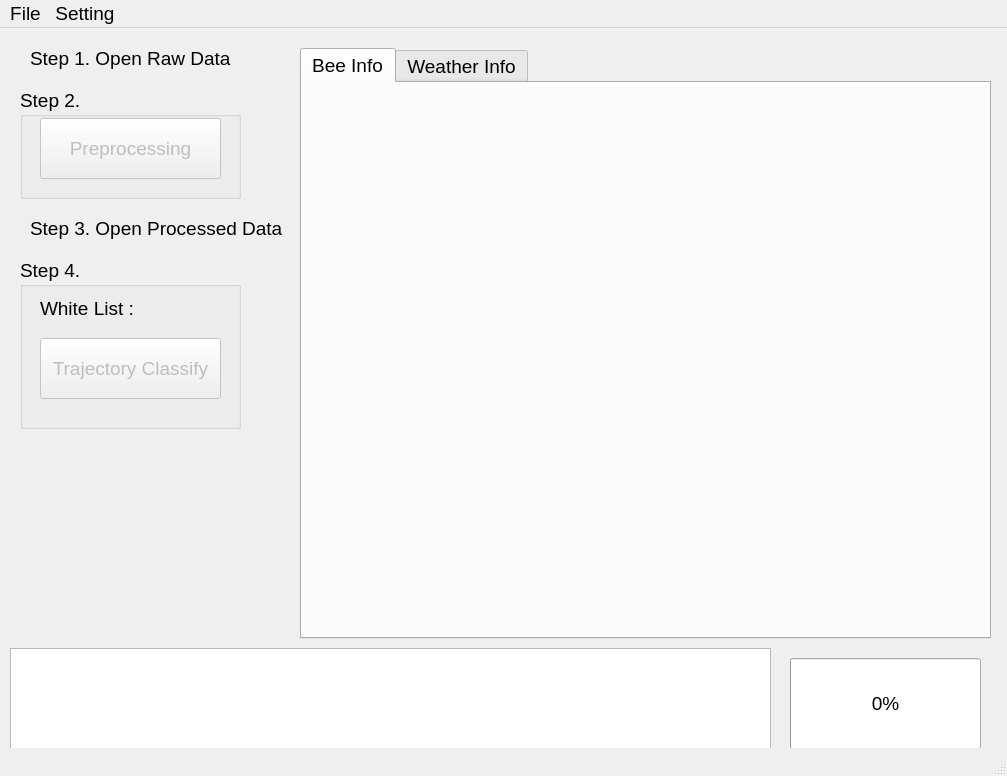
Above: dataprocesswindow.ui from jefftsai8049/In-hive_Honey_Bee_Monitoring_System before the change. Below: the same form after it.
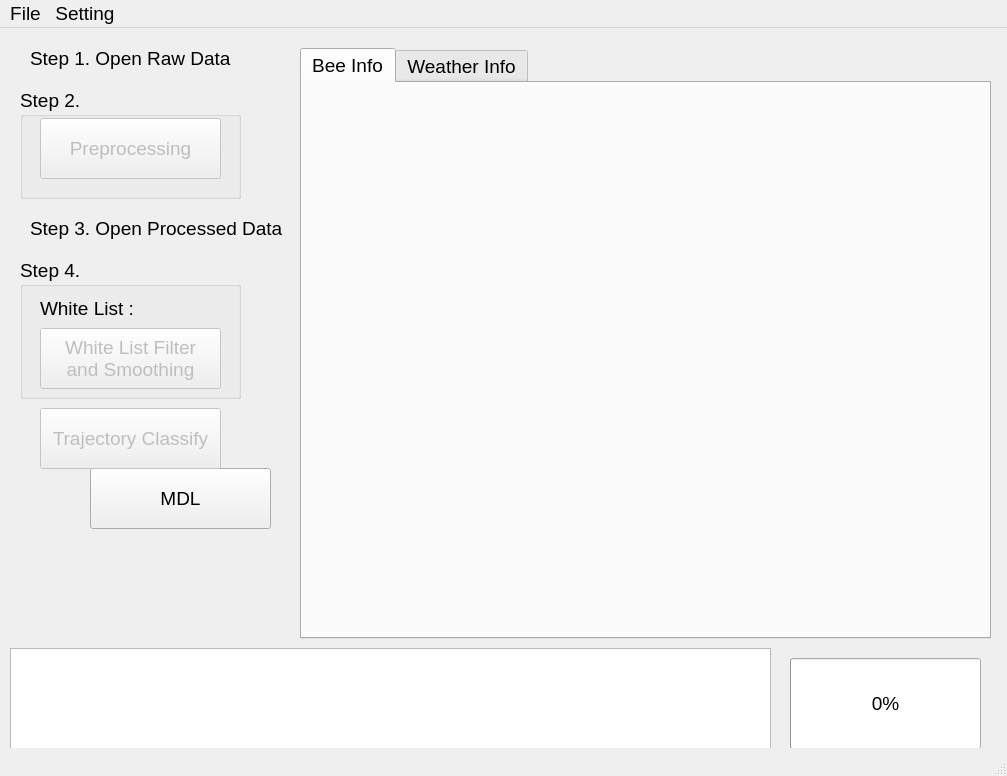
That is the form after the change. Custom widgets are drawn as their Qt base class.

```diff
--- a/dataprocesswindow.ui
+++ b/dataprocesswindow.ui
@@ -110,28 +110,12 @@
       <x>20</x>
       <y>230</y>
       <width>221</width>
-      <height>171</height>
+      <height>141</height>
      </rect>
     </property>
     <property name="title">
      <string>Step 4.</string>
     </property>
-    <widget class="QPushButton" name="trajectory_classify_pushButton">
-     <property name="enabled">
-      <bool>false</bool>
-     </property>
-     <property name="geometry">
-      <rect>
-       <x>20</x>
-       <y>80</y>
-       <width>181</width>
-       <height>61</height>
-      </rect>
-     </property>
-     <property name="text">
-      <string>Trajectory Classify</string>
-     </property>
-    </widget>
     <widget class="QLabel" name="current_white_list_label">
      <property name="geometry">
       <rect>
@@ -145,6 +129,23 @@
       <string>White List :</string>
      </property>
     </widget>
+    <widget class="QPushButton" name="white_list_smoothing_pushButton">
+     <property name="enabled">
+      <bool>false</bool>
+     </property>
+     <property name="geometry">
+      <rect>
+       <x>20</x>
+       <y>70</y>
+       <width>181</width>
+       <height>61</height>
+      </rect>
+     </property>
+     <property name="text">
+      <string>White List Filter 
+and Smoothing</string>
+     </property>
+    </widget>
    </widget>
    <widget class="QTabWidget" name="tabWidget">
     <property name="geometry">
@@ -209,6 +210,35 @@
      </widget>
     </widget>
    </widget>
+   <widget class="QPushButton" name="mdl_pushButton">
+    <property name="geometry">
+     <rect>
+      <x>90</x>
+      <y>440</y>
+      <width>181</width>
+      <height>61</height>
+     </rect>
+    </property>
+    <property name="text">
+     <string>MDL</string>
+    </property>
+   </widget>
+   <widget class="QPushButton" name="trajectory_classify_pushButton">
+    <property name="enabled">
+     <bool>false</bool>
+    </property>
+    <property name="geometry">
+     <rect>
+      <x>40</x>
+      <y>380</y>
+      <width>181</width>
+      <height>61</height>
+     </rect>
+    </property>
+    <property name="text">
+     <string>Trajectory Classify</string>
+    </property>
+   </widget>
   </widget>
   <widget class="QMenuBar" name="menubar">
    <property name="geometry">
```
